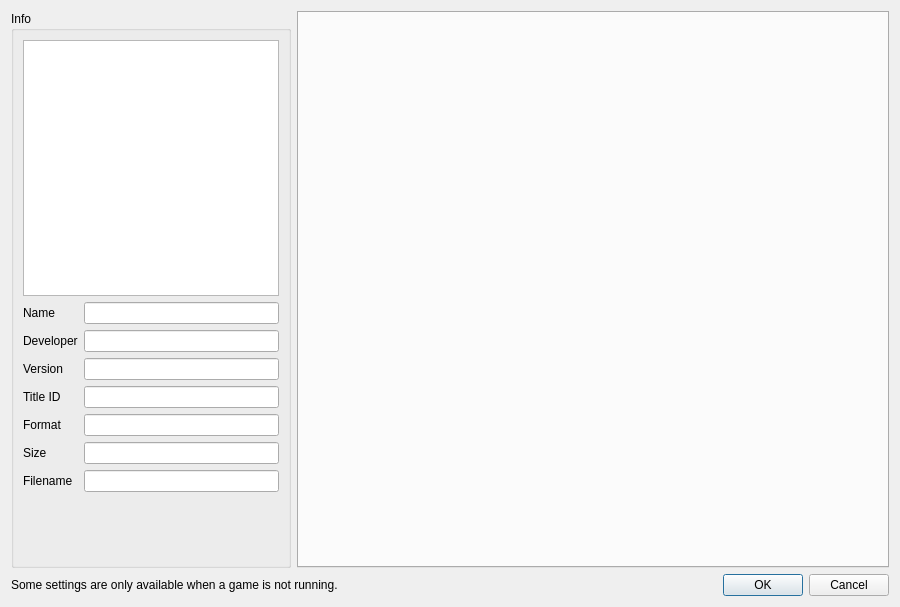
This is src/yuzu/configuration/configure_per_game.ui in 969981/Eglantine-MKW as Qt 5 draws it before an edit. The edited form follows.
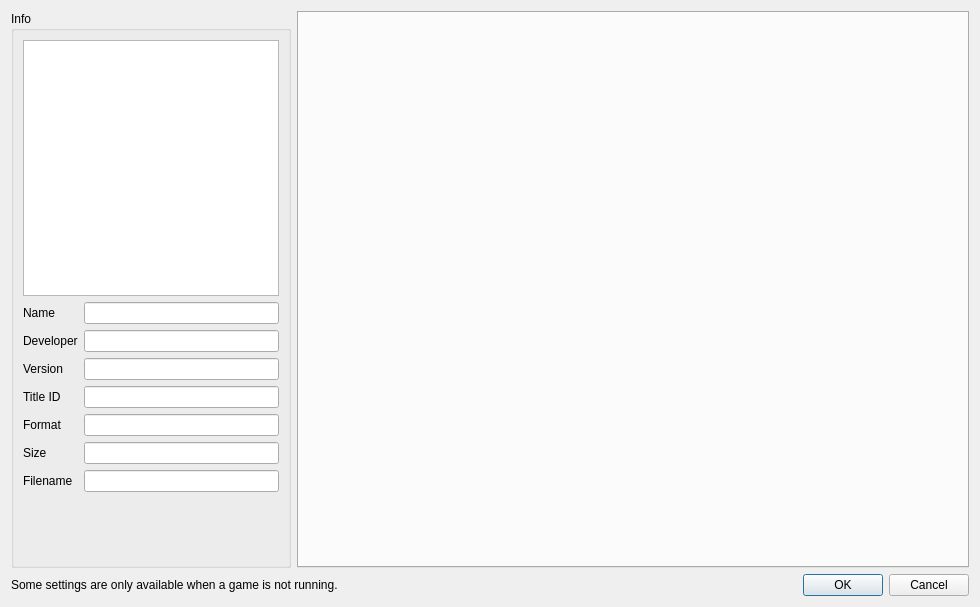
This is the edited form.

```diff
--- a/src/yuzu/configuration/configure_per_game.ui
+++ b/src/yuzu/configuration/configure_per_game.ui
@@ -6,7 +6,7 @@
    <rect>
     <x>0</x>
     <y>0</y>
-    <width>900</width>
+    <width>980</width>
     <height>607</height>
    </rect>
   </property>
```
